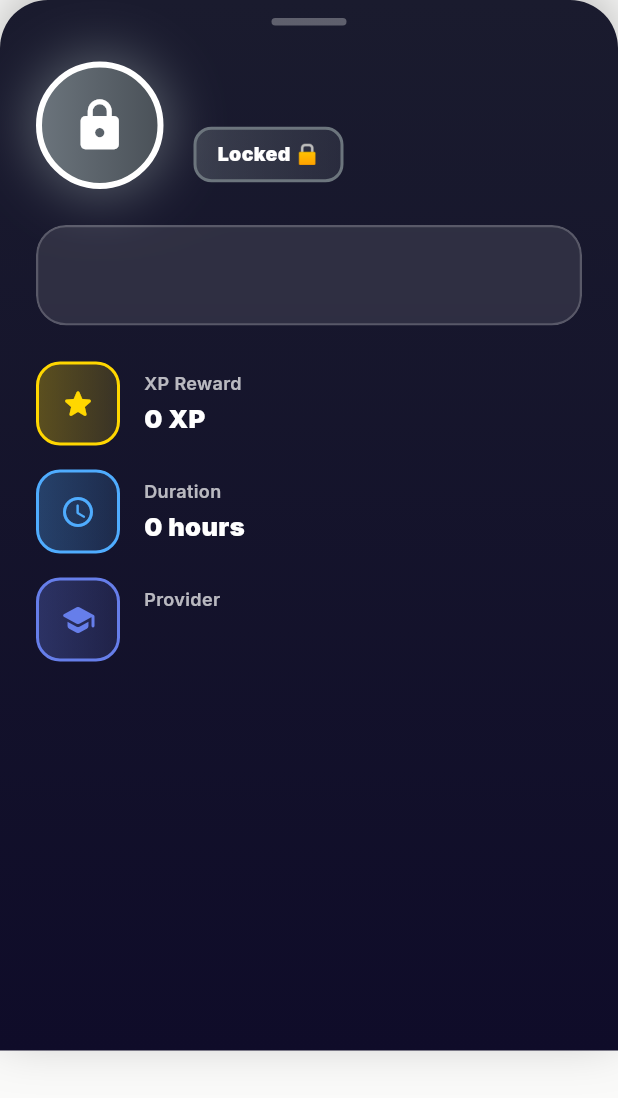
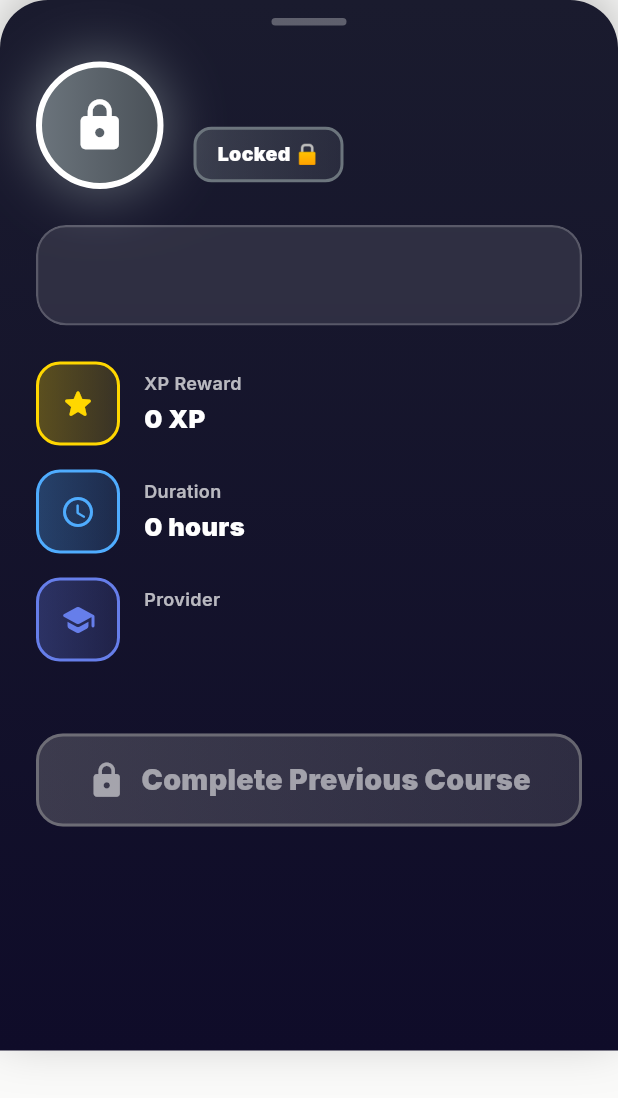
Before and after one commit to pranavraok/Mentora-App, a Flutter app: the RoadmapDetailSheet widget shown alone on an empty page, opened directly with empty values, on a phone screen of 412 x 824 dp. Shown: the top 1098 px of the screen. Run offline on Flutter 3.47's test engine with Material 3 defaults, Android fonts, the phone set to English and light mode, and no system bars; our stand-ins replace cloud_firestore, confetti, file_picker, flutter_animate, flutter_riverpod, glassmorphism and 3 more; accounts and stored records are empty.

Commit message:
Roadmap course complete tick mark updated + xp values fetching done

```diff
--- a/lib/pages/roadmap_page.dart
+++ b/lib/pages/roadmap_page.dart
@@ -6,6 +6,7 @@ import 'package:mentora_app/providers/app_providers.dart';
 import 'package:mentora_app/pages/settings_page.dart';
 import 'package:mentora_app/pages/notifications_page.dart';
 import 'package:mentora_app/config/supabase_config.dart';
+import 'package:mentora_app/services/course_completion_service.dart';
 import 'dart:math' as math;
 import 'dart:ui';
 
@@ -29,7 +30,6 @@ class _RoadmapPageState extends ConsumerState<RoadmapPage>
       vsync: this,
       duration: const Duration(seconds: 2),
     )..repeat(reverse: true);
-
     _backgroundController = AnimationController(
       vsync: this,
       duration: const Duration(seconds: 3),
@@ -50,10 +50,7 @@ class _RoadmapPageState extends ConsumerState<RoadmapPage>
     return userAsync.when(
       data: (user) {
         if (user == null) return const SizedBox();
-
-        // ⭐ CHANGED: Using roadmapNodesSupabaseProvider instead of roadmapNodesProvider
         final nodesAsync = ref.watch(roadmapNodesSupabaseProvider);
-
         return Scaffold(
           body: Stack(
             children: [
@@ -71,7 +68,6 @@ class _RoadmapPageState extends ConsumerState<RoadmapPage>
                   ),
                 ),
               ),
-
               // ✅ FLOATING BLUR CIRCLES
               ...List.generate(8, (index) {
                 return AnimatedBuilder(
@@ -100,7 +96,6 @@ class _RoadmapPageState extends ConsumerState<RoadmapPage>
                   },
                 );
               }),
-
               // ✅ MAIN CONTENT
               Column(
                 children: [
@@ -140,7 +135,6 @@ class _RoadmapPageState extends ConsumerState<RoadmapPage>
                                     fit: BoxFit.contain,
                                   ),
                                 ),
-
                                 // ✅ GLASSMORPHIC ACTIONS
                                 Row(
                                   mainAxisSize: MainAxisSize.min,
@@ -180,7 +174,6 @@ class _RoadmapPageState extends ConsumerState<RoadmapPage>
                       ),
                     ),
                   ).animate().fadeIn(delay: 100.ms).slideY(begin: -0.3, end: 0),
-
                   // ============= PAGE TITLE SECTION =============
                   Container(
                     width: double.infinity,
@@ -256,7 +249,6 @@ class _RoadmapPageState extends ConsumerState<RoadmapPage>
                       ],
                     ),
                   ).animate().fadeIn(delay: 200.ms).slideX(begin: -0.2, end: 0),
-
                   // ============= SCROLLABLE CONTENT =============
                   Expanded(
                     child: nodesAsync.when(
@@ -265,7 +257,6 @@ class _RoadmapPageState extends ConsumerState<RoadmapPage>
                           return _buildEmptyState();
                         }
 
-// ⭐ CONVERT RAW JSON TO RoadmapNode OBJECTS
                         final nodes = rawNodes.map((json) {
                           return RoadmapNode.fromJson(json as Map<String, dynamic>);
                         }).toList();
@@ -277,7 +268,6 @@ class _RoadmapPageState extends ConsumerState<RoadmapPage>
                             const SliverToBoxAdapter(
                               child: SizedBox(height: 8),
                             ),
-
                             // Progress Summary
                             SliverToBoxAdapter(
                               child: Padding(
@@ -287,16 +277,13 @@ class _RoadmapPageState extends ConsumerState<RoadmapPage>
                                 child: _buildProgressSummary(nodes),
                               ),
                             ),
-
                             const SliverToBoxAdapter(
                               child: SizedBox(height: 32),
                             ),
-
                             // 3D Roadmap
                             SliverToBoxAdapter(
                               child: ThreeDRoadmap(nodes: nodes),
                             ),
-
                             const SliverToBoxAdapter(
                               child: SizedBox(height: 60),
                             ),
@@ -725,13 +712,11 @@ class ThreeDRoadmap extends ConsumerWidget {
             size: Size(MediaQuery.of(context).size.width, nodes.length * 280.0),
             painter: ThreeDRoadPainter(nodeCount: nodes.length),
           ),
-
           // Checkpoints
           ...nodes.asMap().entries.map((entry) {
             final index = entry.key;
             final node = entry.value;
             final isLeft = index % 2 == 0;
-
             return Positioned(
               top: index * 280.0 + 80,
               left: isLeft ? 30 : null,
@@ -748,13 +733,11 @@ class ThreeDRoadmap extends ConsumerWidget {
               ),
             );
           }),
-
           // Numbered markers on road
           ...nodes.asMap().entries.map((entry) {
             final index = entry.key;
             final node = entry.value;
             final isLeft = index % 2 == 0;
-
             return Positioned(
               top: index * 280.0 + 100,
               left: isLeft
@@ -775,13 +758,11 @@ class ThreeDRoadmap extends ConsumerWidget {
 // ============= 3D ROAD PAINTER =============
 class ThreeDRoadPainter extends CustomPainter {
   final int nodeCount;
-
   ThreeDRoadPainter({required this.nodeCount});
 
   @override
   void paint(Canvas canvas, Size size) {
     final segmentHeight = 280.0;
-
     for (int i = 0; i < nodeCount; i++) {
       final y = i * segmentHeight;
 
@@ -815,13 +796,11 @@ class ThreeDRoadPainter extends CustomPainter {
           const Color(0xFF2c3e50).withOpacity(0.95),
         ],
       );
-
       final paint = Paint()
         ..shader = gradient.createShader(
           Rect.fromLTWH(0, y, size.width, segmentHeight),
         )
         ..style = PaintingStyle.fill;
-
       canvas.drawPath(path, paint);
 
       // Road edges
@@ -829,14 +808,12 @@ class ThreeDRoadPainter extends CustomPainter {
         ..color = const Color(0xFF1a202c)
         ..style = PaintingStyle.stroke
         ..strokeWidth = 4;
-
       canvas.drawPath(path, edgePaint);
 
       // Inner shadow effect
       final shadowPaint = Paint()
         ..color = Colors.black.withOpacity(0.3)
         ..maskFilter = const MaskFilter.blur(BlurStyle.normal, 10);
-
       canvas.drawPath(path, shadowPaint);
 
       // Center dashed line
@@ -867,12 +844,10 @@ class ThreeDRoadPainter extends CustomPainter {
       ..color = const Color(0xFFFFD700)
       ..strokeWidth = 5
       ..style = PaintingStyle.stroke;
-
     const dashWidth = 18.0;
     const dashSpace = 14.0;
     double distance = 0.0;
     final totalDistance = (end - start).distance;
-
     while (distance < totalDistance) {
       final startOffset = Offset.lerp(start, end, distance / totalDistance)!;
       distance += dashWidth;
@@ -887,12 +862,10 @@ class ThreeDRoadPainter extends CustomPainter {
       final paint = Paint()
         ..color = Colors.white.withOpacity(0.5)
         ..strokeWidth = 3;
-
       const dashWidth = 12.0;
       const dashSpace = 10.0;
       double distance = 0.0;
       final totalDistance = (end - start).distance;
-
       while (distance < totalDistance) {
         final startOffset = Offset.lerp(start, end, distance / totalDistance)!;
         distance += dashWidth;
@@ -911,7 +884,6 @@ class ThreeDRoadPainter extends CustomPainter {
 class RoadMarker extends ConsumerStatefulWidget {
   final int number;
   final RoadmapNode node;
-
   const RoadMarker({super.key, required this.number, required this.node});
 
   @override
@@ -941,7 +913,6 @@ class _RoadMarkerState extends ConsumerState<RoadMarker>
   Widget build(BuildContext context) {
     final color = _getNodeColor(widget.node.status);
     final gradient = _getNodeGradient(widget.node.status);
-
     return GestureDetector(
       onTap: () => _showNodeDetails(context, ref),
       child: AnimatedBuilder(
@@ -1088,7 +1059,6 @@ class RoadCheckpoint extends ConsumerWidget {
   Widget build(BuildContext context, WidgetRef ref) {
     final color = _getNodeColor(node.status);
     final gradient = _getNodeGradient(node.status);
-
     return GestureDetector(
       onTap: () => _showNodeDetails(context, ref),
       child: ClipRRect(
@@ -1286,7 +1256,6 @@ class RoadCheckpoint extends ConsumerWidget {
       default:
         iconData = Icons.circle;
     }
-
     return Icon(iconData, color: Colors.white, size: 20);
   }
 
@@ -1300,16 +1269,104 @@ class RoadCheckpoint extends ConsumerWidget {
   }
 }
 
-// ============= DETAIL SHEET =============
-class RoadmapDetailSheet extends ConsumerWidget {
+// ============= DETAIL SHEET WITH COURSE COMPLETION SERVICE =============
+class RoadmapDetailSheet extends ConsumerStatefulWidget {
   final RoadmapNode node;
-
   const RoadmapDetailSheet({super.key, required this.node});
 
   @override
-  Widget build(BuildContext context, WidgetRef ref) {
-    final color = _getNodeColor(node.status);
-    final gradient = _getNodeGradient(node.status);
+  ConsumerState<RoadmapDetailSheet> createState() => _RoadmapDetailSheetState();
+}
+
+class _RoadmapDetailSheetState extends ConsumerState<RoadmapDetailSheet> {
+  bool _isProcessing = false;
+
+  Future<void> _startLearning() async {
+    if (_isProcessing) return;
+    setState(() => _isProcessing = true);
+
+    try {
+      final success = await CourseCompletionService.startCourse(widget.node.id);
+
+      if (success) {
+        ref.invalidate(roadmapNodesSupabaseProvider);
+
+        if (mounted) {
+          Navigator.pop(context);
+          ScaffoldMessenger.of(context).showSnackBar(
+            const SnackBar(
+              content: Text('📚 Started learning! Mark complete when done.'),
+              backgroundColor: Color(0xFF4facfe),
+              behavior: SnackBarBehavior.floating,
+              duration: Duration(seconds: 2),
+            ),
+          );
+        }
+      }
+    } catch (e) {
+      debugPrint('Error: $e');
+    } finally {
+      if (mounted) setState(() => _isProcessing = false);
+    }
+  }
+
+  Future<void> _markComplete() async {
+    if (_isProcessing) return;
+    setState(() => _isProcessing = true);
+
+    try {
+      final userId = await CourseCompletionService.getUserIdFromAuth();
+      if (userId == null) throw Exception('User not found');
+
+      final result = await CourseCompletionService.completeCourse(
+        nodeId: widget.node.id,
+        userId: userId,
+        xpReward: widget.node.xpReward,
+      );
+
+      if (result['success'] == true) {
+        ref.invalidate(roadmapNodesSupabaseProvider);
+        ref.invalidate(currentUserProvider);
+
+        if (mounted) {
+          Navigator.pop(context);
+
+          String message = '🎉 +${result['xpGained']} XP!';
+          if (result['unlockedCourse'] != null) {
+            message += '\n🔓 Unlocked: ${result['unlockedCourse']}';
+          }
+
+          ScaffoldMessenger.of(context).showSnackBar(
+            SnackBar(
+              content: Text(message),
+              backgroundColor: const Color(0xFF43e97b),
+              behavior: SnackBarBehavior.floating,
+              duration: const Duration(seconds: 3),
+            ),
+          );
+        }
+      } else {
+        throw Exception(result['error'] ?? 'Unknown error');
+      }
+    } catch (e) {
+      if (mounted) {
+        ScaffoldMessenger.of(context).showSnackBar(
+          SnackBar(
+            content: Text('Error: $e'),
+            backgroundColor: Colors.red,
+            behavior: SnackBarBehavior.floating,
+          ),
+        );
+      }
+    } finally {
+      if (mounted) setState(() => _isProcessing = false);
+    }
+  }
+
+  @override
+  Widget build(BuildContext context) {
+    final color = _getNodeColor(widget.node.status);
+    final gradient = _getNodeGradient(widget.node.status);
 
     return Container(
       height: MediaQuery.of(context).size.height * 0.85,
@@ -1364,7 +1421,7 @@ class RoadmapDetailSheet extends ConsumerWidget {
                           ],
                         ),
                         child: Center(
-                          child: _getNodeIcon(node.type, node.status),
+                          child: _getNodeIcon(widget.node.type, widget.node.status),
                         ),
                       ),
                       const SizedBox(width: 20),
@@ -1373,7 +1430,7 @@ class RoadmapDetailSheet extends ConsumerWidget {
                           crossAxisAlignment: CrossAxisAlignment.start,
                           children: [
                             Text(
-                              node.title,
+                              widget.node.title,
                               style: const TextStyle(
                                 color: Colors.white,
                                 fontSize: 22,
@@ -1397,7 +1454,7 @@ class RoadmapDetailSheet extends ConsumerWidget {
                                 border: Border.all(color: color, width: 2),
                               ),
                               child: Text(
-                                _getStatusText(node.status),
+                                _getStatusText(widget.node.status),
                                 style: const TextStyle(
                                   color: Colors.white,
                                   fontSize: 13,
@@ -1427,7 +1484,7 @@ class RoadmapDetailSheet extends ConsumerWidget {
                           ),
                         ),
                         child: Text(
-                          node.description,
+                          widget.node.description,
                           style: TextStyle(
                             color: Colors.white.withOpacity(0.95),
                             fontSize: 15,
@@ -1441,23 +1498,23 @@ class RoadmapDetailSheet extends ConsumerWidget {
                   _buildDetailRow(
                     Icons.star_rounded,
                     'XP Reward',
-                    '${node.xpReward} XP',
+                    '${widget.node.xpReward} XP',
                     const Color(0xFFFFD700),
                   ),
                   _buildDetailRow(
                     Icons.access_time_rounded,
                     'Duration',
-                    '${node.estimatedHours} hours',
+                    '${widget.node.estimatedHours} hours',
                     const Color(0xFF4facfe),
                   ),
-                  if (node.providerName != null)
+                  if (widget.node.providerName != null)
                     _buildDetailRow(
                       Icons.school_rounded,
                       'Provider',
-                      node.providerName!,
+                      widget.node.providerName!,
                       const Color(0xFF667eea),
                     ),
-                  if (node.skills.isNotEmpty) ...[
+                  if (widget.node.skills.isNotEmpty) ...[
                     const SizedBox(height: 24),
                     const Text(
                       '💡 Skills You\'ll Learn',
@@ -1471,7 +1528,7 @@ class RoadmapDetailSheet extends ConsumerWidget {
                     Wrap(
                       spacing: 10,
                       runSpacing: 10,
-                      children: node.skills.map((skill) {
+                      children: widget.node.skills.map((skill) {
                         return Container(
                           padding: const EdgeInsets.symmetric(
                             horizontal: 16,
@@ -1509,9 +1566,124 @@ class RoadmapDetailSheet extends ConsumerWidget {
                     ),
                   ],
                   const SizedBox(height: 32),
-                  if (node.status == NodeStatus.unlocked ||
-                      node.status == NodeStatus.inProgress)
+
+                  // ACTION BUTTONS
+                  if (widget.node.status == NodeStatus.unlocked)
+                    _buildActionButton(
+                      label: 'Start Learning',
+                      icon: Icons.play_circle_rounded,
+                      gradient: gradient,
+                      color: color,
+                      onTap: _startLearning,
+                    ),
+
+                  if (widget.node.status == NodeStatus.inProgress)
+                    _buildActionButton(
+                      label: 'Mark as Complete ✓',
+                      icon: Icons.check_circle_rounded,
+                      gradient: const LinearGradient(
+                        colors: [Color(0xFF43e97b), Color(0xFF38f9d7)],
+                      ),
+                      color: const Color(0xFF43e97b),
+                      onTap: _markComplete,
+                    ),
+
+                  if (widget.node.status == NodeStatus.locked)
                     Container(
+                      width: double.infinity,
+                      height: 62,
+                      decoration: BoxDecoration(
+                        gradient: LinearGradient(
+                          colors: [
+                            Colors.grey.withOpacity(0.3),
+                            Colors.grey.withOpacity(0.2),
+                          ],
+                        ),
+                        borderRadius: BorderRadius.circular(18),
+                        border: Border.all(
+                          color: Colors.grey.withOpacity(0.5),
+                          width: 2,
+                        ),
+                      ),
+                      child: const Center(
+                        child: Row(
+                          mainAxisAlignment: MainAxisAlignment.center,
+                          children: [
+                            Icon(
+                              Icons.lock_rounded,
+                              color: Colors.white54,
+                              size: 26,
+                            ),
+                            SizedBox(width: 10),
+                            Text(
+                              'Complete Previous Course',
+                              style: TextStyle(
+                                color: Colors.white54,
+                                fontSize: 19,
+                                fontWeight: FontWeight.w900,
+                              ),
+                            ),
+                          ],
+                        ),
+                      ),
+                    ),
+
+                  if (widget.node.status == NodeStatus.completed)
+                    Container(
+                      width: double.infinity,
+                      height: 62,
+                      decoration: BoxDecoration(
+                        gradient: const LinearGradient(
+                          colors: [Color(0xFF43e97b), Color(0xFF38f9d7)],
+                        ),
+                        borderRadius: BorderRadius.circular(18),
+                        boxShadow: [
+                          BoxShadow(
+                            color: const Color(0xFF43e97b).withOpacity(0.6),
+                            blurRadius: 30,
+                            offset: const Offset(0, 12),
+                          ),
+                        ],
+                      ),
+                      child: const Center(
+                        child: Row(
+                          mainAxisAlignment: MainAxisAlignment.center,
+                          children: [
+                            Icon(
+                              Icons.check_circle,
+                              color: Colors.white,
+                              size: 26,
+                            ),
+                            SizedBox(width: 10),
+                            Text(
+                              'Course Completed!',
+                              style: TextStyle(
+                                color: Colors.white,
+                                fontSize: 19,
+                                fontWeight: FontWeight.w900,
+                              ),
+                            ),
+                          ],
+                        ),
+                      ),
+                    ),
+                ],
+              ),
+            ),
+          ),
+        ],
+      ),
+    );
+  }
+
+  Widget _buildActionButton({
+    required String label,
+    required IconData icon,
+    required LinearGradient gradient,
+    required Color color,
+    required VoidCallback onTap,
+  }) {
+    return Container(
       width: double.infinity,
       height: 62,
       decoration: BoxDecoration(
@@ -1528,42 +1700,25 @@ class RoadmapDetailSheet extends ConsumerWidget {
       child: Material(
         color: Colors.transparent,
         child: InkWell(
-                          onTap: () async {
-                            try {
-                              // ⭐ UPDATE NODE STATUS IN SUPABASE DIRECTLY
-                              await SupabaseConfig.client
-                                  .from('roadmap_nodes')
-                                  .update({
-                                'status': 'inProgress',
-                                'started_at': DateTime.now().toIso8601String(),
-                              })
-                                  .eq('id', node.id);
-
-                              // Refresh the roadmap
-                              ref.invalidate(roadmapNodesSupabaseProvider);
-
-                              if (context.mounted) Navigator.pop(context);
-                            } catch (e) {
-                              debugPrint('Error updating node: $e');
-                            }
-                          },
+          onTap: _isProcessing ? null : onTap,
           borderRadius: BorderRadius.circular(18),
           child: Center(
-                            child: Row(
+            child: _isProcessing
+                ? const CircularProgressIndicator(
+              color: Colors.white,
+              strokeWidth: 3,
+            )
+                : Row(
               mainAxisAlignment: MainAxisAlignment.center,
               children: [
                 Icon(
-                                  node.status == NodeStatus.unlocked
-                                      ? Icons.play_circle_rounded
-                                      : Icons.arrow_forward_rounded,
+                  icon,
                   color: Colors.white,
                   size: 26,
                 ),
                 const SizedBox(width: 10),
                 Text(
-                                  node.status == NodeStatus.unlocked
-                                      ? 'Start Learning'
-                                      : 'Continue',
+                  label,
                   style: const TextStyle(
                     color: Colors.white,
                     fontSize: 19,
@@ -1574,13 +1729,6 @@ class RoadmapDetailSheet extends ConsumerWidget {
             ),
           ),
         ),
-                      ),
-                    ),
-                ],
-              ),
-            ),
-          ),
-        ],
       ),
     );
   }
@@ -1649,7 +1797,6 @@ class RoadmapDetailSheet extends ConsumerWidget {
       default:
         iconData = Icons.circle;
     }
-
     return Icon(iconData, color: Colors.white, size: 38);
   }
 
```
Also changed, not shown: lib/services/course_completion_service.dart (added, +123 -0 lines). Lines whose indentation alone changed are shown as unchanged.
